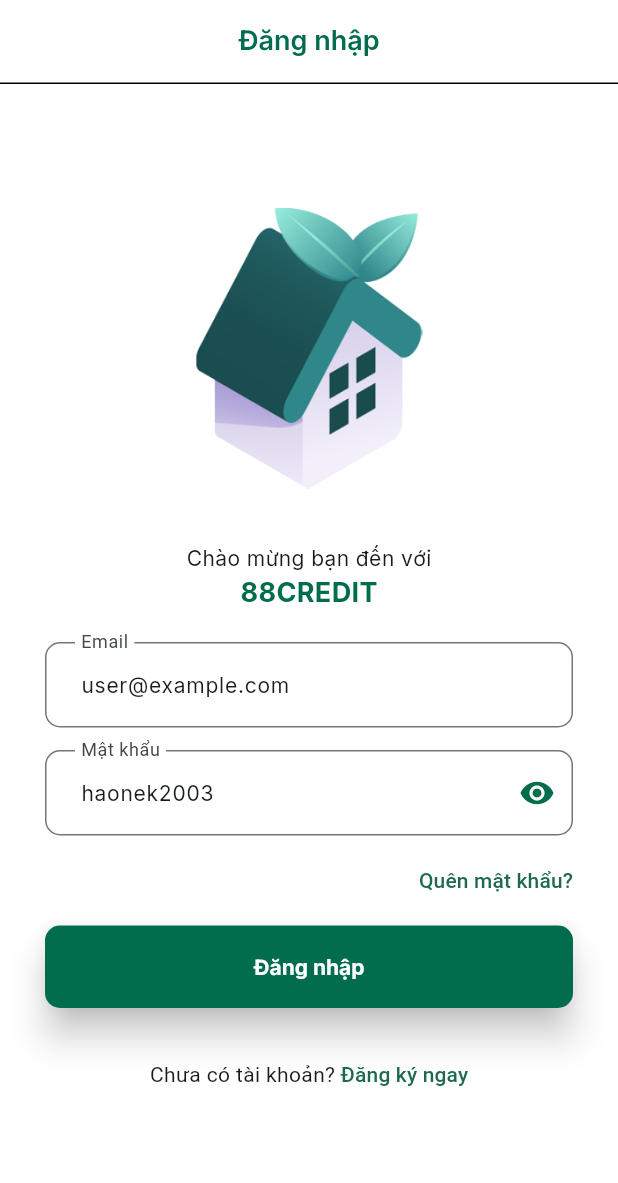
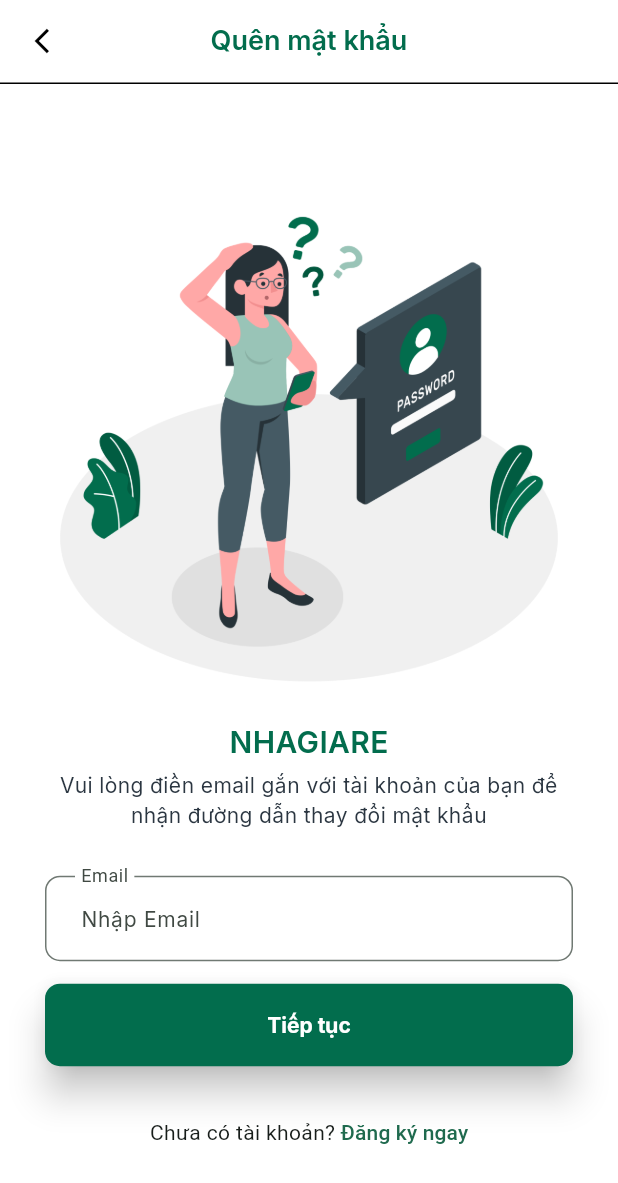
Before and after one commit to nhao2003/_88credit_mobile, a Flutter app: the screen it shows after launch, after a tap on "Quên mật khẩu?", on a phone screen of 412 x 824 dp. Shown: the top 1183 px of the screen. Run offline on Flutter 3.47's test engine with Material 3 defaults, Android fonts, the phone set to English and light mode, and no system bars; our stand-ins replace bloc, dartz, dio, equatable, file_picker, flutter_bloc and 7 more; missing offline and left inert: flutter_zalopay_sdk.

Commit message:
fotgot password screen

```diff
--- a/lib/config/routes/app_pages.dart
+++ b/lib/config/routes/app_pages.dart
@@ -1,4 +1,5 @@
 import 'package:_88credit_mobile/config/routes/app_routes.dart';
+import 'package:_88credit_mobile/features/presentation/modules/login/screens/forgot_password.dart';
 import 'package:_88credit_mobile/features/presentation/modules/login/screens/login_screen.dart';
 import 'package:_88credit_mobile/features/presentation/modules/login/screens/register_screen.dart';
 import 'package:flutter/material.dart';
@@ -20,7 +21,12 @@ class AppPages {
         path: AppRoutes.register,
         page: const RegisterScreen(),
         bloc: BlocProvider(create: (context) => AuthBloc()),
-      )
+      ),
+      PageEntity(
+        path: AppRoutes.fogot,
+        page: const ForgotPasswordScreen(),
+        bloc: BlocProvider(create: (context) => AuthBloc()),
+      ),
     ];
   }
 
--- /dev/null
+++ b/lib/features/presentation/modules/login/screens/forgot_password.dart
@@ -0,0 +1,154 @@
+import 'package:_88credit_mobile/core/extensions/integer_ex.dart';
+import 'package:_88credit_mobile/core/extensions/string_ex.dart';
+import 'package:_88credit_mobile/core/extensions/textstyle_ex.dart';
+import 'package:_88credit_mobile/features/presentation/modules/login/bloc/auth_bloc.dart';
+import 'package:flutter/material.dart';
+import 'package:flutter_bloc/flutter_bloc.dart';
+import '../../../../../config/routes/app_routes.dart';
+import '../../../../../config/theme/app_color.dart';
+import '../../../../../config/theme/text_styles.dart';
+import '../../../../../config/values/asset_image.dart';
+import '../../../globalwidgets/my_appbar.dart';
+import '../widgets/opt_bottom_sheet.dart';
+
+class ForgotPasswordScreen extends StatefulWidget {
+  const ForgotPasswordScreen({super.key});
+
+  @override
+  State<ForgotPasswordScreen> createState() => _ForgotPasswordScreenState();
+}
+
+class _ForgotPasswordScreenState extends State<ForgotPasswordScreen> {
+  final _emailFocusNode = FocusNode();
+
+  var emailForgotTextController = TextEditingController();
+
+  @override
+  void dispose() {
+    _emailFocusNode.dispose();
+    emailForgotTextController.dispose();
+    super.dispose();
+  }
+
+  void _showOTPBottomSheet(BuildContext context) {
+    showModalBottomSheet(
+      context: context,
+      isScrollControlled: true,
+      shape: const RoundedRectangleBorder(
+        borderRadius: BorderRadius.vertical(
+          top: Radius.circular(20),
+        ),
+      ),
+      builder: (BuildContext context) {
+        return OTPBottomSheet();
+      },
+    );
+  }
+
+  @override
+  Widget build(BuildContext context) {
+    return Scaffold(
+      appBar: MyAppbar(title: "Quên mật khẩu"),
+      body: SingleChildScrollView(
+        padding: const EdgeInsets.symmetric(horizontal: 30),
+        child: Form(
+          child: Column(
+            crossAxisAlignment: CrossAxisAlignment.stretch,
+            mainAxisAlignment: MainAxisAlignment.start,
+            mainAxisSize: MainAxisSize.min,
+            children: [
+              SizedBox(height: 5.hp),
+              // Logo
+              Column(
+                mainAxisAlignment: MainAxisAlignment.start,
+                mainAxisSize: MainAxisSize.min,
+                children: [
+                  Image.asset(
+                    Assets.forgotPassword,
+                    width: 70.wp,
+                  ),
+                  const SizedBox(height: 10),
+                  Text(
+                    "NHAGIARE",
+                    style: AppTextStyles.semiBold20.colorEx(AppColors.green),
+                  ),
+                  const SizedBox(height: 5),
+                  Text(
+                    "Vui lòng điền email gắn với tài khoản của bạn để nhận đường dẫn thay đổi mật khẩu",
+                    style: AppTextStyles.regular14.colorEx(AppColors.grey700),
+                    textAlign: TextAlign.center,
+                  ),
+                ],
+              ),
+              const SizedBox(height: 30),
+
+              BlocBuilder<AuthBloc, AuthState>(
+                builder: (context, state) {
+                  return TextFormField(
+                    focusNode: _emailFocusNode,
+                    controller: emailForgotTextController,
+                    keyboardType: TextInputType.emailAddress,
+                    textInputAction: TextInputAction.done,
+                    style: AppTextStyles.regular14,
+                    decoration: const InputDecoration(
+                      labelText: 'Email',
+                      hintText: 'Nhập Email',
+                      floatingLabelBehavior: FloatingLabelBehavior.always,
+                      contentPadding: EdgeInsets.symmetric(
+                          vertical: 18.0, horizontal: 20.0),
+                      border: OutlineInputBorder(
+                        borderRadius: BorderRadius.all(Radius.circular(10)),
+                      ),
+                    ),
+                    validator: (value) =>
+                        (value!.isEmail) ? null : 'Email không hợp lệ',
+                    onTapOutside: (event) {
+                      _emailFocusNode.unfocus();
+                    },
+                  );
+                },
+              ),
+              const SizedBox(height: 15),
+              // button tiep tuc
+              ElevatedButton(
+                onPressed: () {
+                  _showOTPBottomSheet(context);
+                },
+                style: ElevatedButton.styleFrom(
+                  backgroundColor: AppColors.green,
+                  padding: const EdgeInsets.symmetric(vertical: 15),
+                  textStyle: const TextStyle(color: AppColors.white),
+                  minimumSize: Size(100.wp, 55),
+                  shape: RoundedRectangleBorder(
+                    borderRadius: BorderRadius.circular(10),
+                  ),
+                  elevation: 10,
+                ),
+                child: Text(
+                  'Tiếp tục',
+                  style: AppTextStyles.bold14.colorEx(AppColors.white),
+                ),
+              ),
+              const SizedBox(height: 20),
+              Row(
+                mainAxisAlignment: MainAxisAlignment.center,
+                children: [
+                  const Text("Chưa có tài khoản? "),
+                  TextButton(
+                    onPressed: () async {
+                      Navigator.of(context).pushNamed(AppRoutes.register);
+                    },
+                    style: TextButton.styleFrom(
+                      padding: const EdgeInsets.symmetric(horizontal: 0),
+                    ),
+                    child: const Text('Đăng ký ngay'),
+                  ),
+                ],
+              ),
+            ],
+          ),
+        ),
+      ),
+    );
+  }
+}
```
Also changed, not shown: lib/core/extensions/string_ex.dart (+0 -17 lines), lib/features/presentation/modules/login/widgets/opt_bottom_sheet.dart (added, +91 -0 lines), pubspec.yaml (+2 -12 lines), pubspec.lock.
